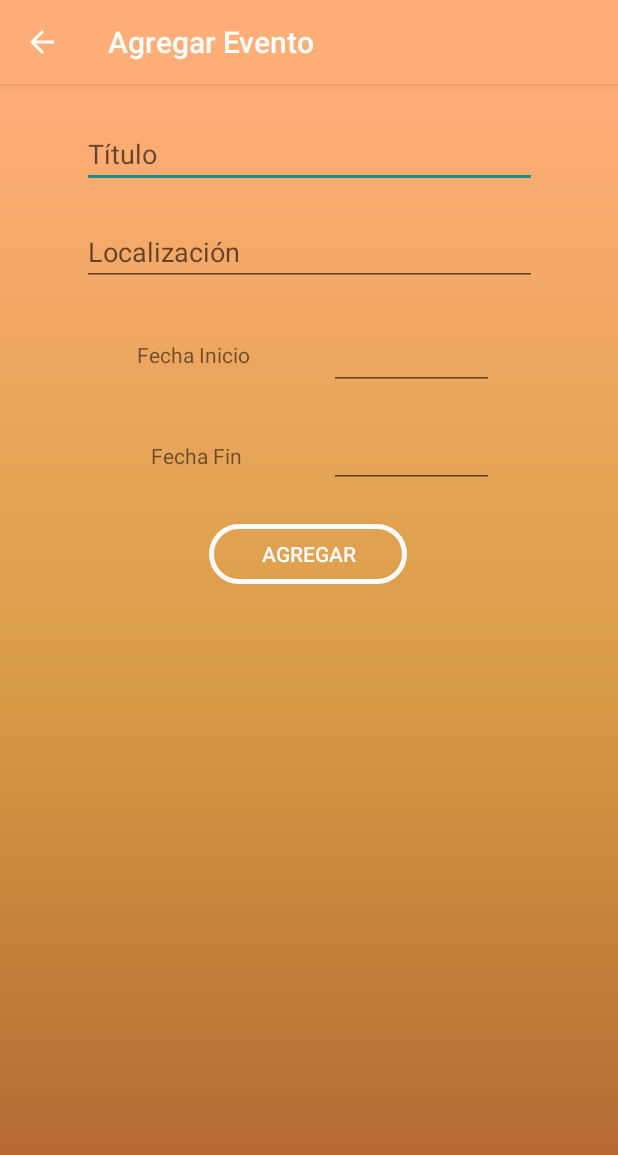
After one commit to AlbertoMunozBautista/MiPrimeraAppAlbertoM, an Android app: the CitaActivity screen opened directly, with no data from a screen before it, on a phone screen of 412 x 824 dp. The commit adds this screen. Shown: the top 1155 px of the screen. Run offline under Robolectric (Android 15) with nearby library versions, the phone set to English and light mode, and no system bars.

Commit message:
Creación del CitaActivity

```diff
--- a/app/src/main/AndroidManifest.xml
+++ b/app/src/main/AndroidManifest.xml
@@ -9,6 +9,8 @@
             android:roundIcon="@mipmap/ic_launcher_round"
             android:supportsRtl="true"
             android:theme="@style/AppTheme">
+        <activity android:name=".CitaActivity">
+        </activity>
         <activity android:name=".ContactoActivity">
         </activity>
         <activity android:name=".CorreoActivity">
--- /dev/null
+++ b/app/src/main/java/com/example/miprimeraappalbertom/CitaActivity.kt
@@ -0,0 +1,59 @@
+package com.example.miprimeraappalbertom
+
+import android.content.Intent
+import androidx.appcompat.app.AppCompatActivity
+import android.os.Bundle
+import android.provider.CalendarContract
+import kotlinx.android.synthetic.main.activity_cita.*
+
+
+class CitaActivity : AppCompatActivity() {
+
+    private var titulo: String = ""
+    private var localizacion: String = ""
+    private var fechaIni: Long = 0
+    private var fechaFin: Long = 0
+
+    override fun onCreate(savedInstanceState: Bundle?) {
+        super.onCreate(savedInstanceState)
+        setContentView(R.layout.activity_cita)
+
+        val actionbar = supportActionBar
+        //Establecer el nombre
+        actionbar!!.title = "Agregar Evento"
+        //Establecer el botón de volver atrás
+        actionbar.setDisplayHomeAsUpEnabled(true)
+        actionbar.setDisplayHomeAsUpEnabled(true)
+
+
+        CitaBtnContacto.setOnClickListener{
+            this.titulo = CitaEtTitulo.text.toString()
+            this.localizacion = CitaEtLocalizacion.text.toString()
+            this.fechaIni = (CitaEtFechaIni.text.toString().toLong() -1) * +60*60*1000
+            this.fechaFin = (CitaEtFechaFin.text.toString().toLong() - 1) * +60*60*1000
+
+            addEvent(titulo, localizacion, fechaIni, fechaFin)
+        }
+
+
+    }
+
+    override fun onSupportNavigateUp(): Boolean {
+        onBackPressed()
+        return true
+    }
+
+    fun addEvent(titulo: String, localizacion: String, fechaIni: Long, fechaFin: Long) {
+        val intent = Intent(Intent.ACTION_INSERT).apply {
+            data = CalendarContract.Events.CONTENT_URI
+            putExtra(CalendarContract.Events.TITLE, titulo)
+            putExtra(CalendarContract.Events.EVENT_LOCATION, localizacion)
+            putExtra(CalendarContract.EXTRA_EVENT_BEGIN_TIME, fechaIni)
+            putExtra(CalendarContract.EXTRA_EVENT_END_TIME, fechaFin)
+        }
+        if (intent.resolveActivity(packageManager) != null) {
+            startActivity(intent)
+        }
+    }
+
+}
--- a/app/src/main/java/com/example/miprimeraappalbertom/MainActivity.kt
+++ b/app/src/main/java/com/example/miprimeraappalbertom/MainActivity.kt
@@ -40,7 +40,8 @@ class MainActivity : AppCompatActivity() {
                 true
             }
             R.id.menu_cita -> {
-
+                val intent = Intent(this, CitaActivity::class.java);
+                startActivity(intent)
                 true
             }
             R.id.menu_acerca_de -> {
--- /dev/null
+++ b/app/src/main/res/layout/activity_cita.xml
@@ -0,0 +1,69 @@
+<?xml version="1.0" encoding="utf-8"?>
+<androidx.constraintlayout.widget.ConstraintLayout
+        xmlns:android="http://schemas.android.com/apk/res/android"
+        xmlns:tools="http://schemas.android.com/tools"
+        xmlns:app="http://schemas.android.com/apk/res-auto"
+        android:background="@drawable/bg_degradado"
+        android:layout_width="match_parent"
+        android:layout_height="match_parent"
+        tools:context=".CitaActivity">
+
+    <EditText
+            android:layout_width="303dp"
+            android:layout_height="41dp"
+            android:inputType="textPersonName"
+            android:ems="10"
+            android:id="@+id/CitaEtTitulo"
+            app:layout_constraintTop_toTopOf="parent" app:layout_constraintStart_toStartOf="parent"
+            app:layout_constraintEnd_toEndOf="parent" android:layout_marginTop="28dp" android:hint="@string/titulo"/>
+    <EditText
+            android:layout_width="303dp"
+            android:layout_height="41dp"
+            android:inputType="textPersonName"
+            android:ems="10"
+            android:id="@+id/CitaEtLocalizacion"
+            app:layout_constraintStart_toStartOf="parent" app:layout_constraintEnd_toEndOf="parent"
+            app:layout_constraintTop_toBottomOf="@+id/CitaEtTitulo" android:layout_marginTop="24dp"
+            android:hint="@string/locaclizacion"/>
+    <EditText
+            android:layout_width="110dp"
+            android:layout_height="45dp"
+            android:inputType="time"
+            android:ems="10"
+            android:id="@+id/CitaEtFechaIni"
+            app:layout_constraintEnd_toEndOf="parent" app:layout_constraintStart_toStartOf="parent"
+            app:layout_constraintHorizontal_bias="0.727" app:layout_constraintTop_toBottomOf="@+id/CitaEtLocalizacion"
+            android:layout_marginTop="24dp"/>
+    <TextView
+            android:text="@string/fechaIni"
+            android:layout_width="wrap_content"
+            android:layout_height="wrap_content" android:id="@+id/CitaTvFechaIni"
+            app:layout_constraintEnd_toStartOf="@+id/CitaEtFechaIni" app:layout_constraintStart_toStartOf="parent"
+            app:layout_constraintTop_toBottomOf="@+id/CitaEtLocalizacion" android:layout_marginTop="36dp"
+            app:layout_constraintHorizontal_bias="0.635"/>
+    <EditText
+            android:layout_width="110dp"
+            android:layout_height="45dp"
+            android:inputType="time"
+            android:ems="10"
+            android:id="@+id/CitaEtFechaFin"
+            app:layout_constraintStart_toStartOf="parent" app:layout_constraintEnd_toEndOf="parent"
+            app:layout_constraintTop_toBottomOf="@+id/CitaEtFechaIni" android:layout_marginTop="20dp"
+            app:layout_constraintHorizontal_bias="0.727"/>
+    <TextView
+            android:text="@string/fechaFin"
+            android:layout_width="wrap_content"
+            android:layout_height="wrap_content" android:id="@+id/CitaTvFechaFin"
+            app:layout_constraintStart_toStartOf="parent" app:layout_constraintEnd_toStartOf="@+id/CitaEtFechaFin"
+            app:layout_constraintTop_toBottomOf="@+id/CitaTvFechaIni" android:layout_marginTop="48dp"
+            app:layout_constraintHorizontal_bias="0.635"/>
+    <Button
+            android:text="@string/agregar"
+            android:layout_width="132dp"
+            android:background="@drawable/btn_background"
+            android:textColor="@drawable/btn_text"
+            android:layout_height="40dp" android:id="@+id/CitaBtnContacto"
+            app:layout_constraintEnd_toEndOf="parent" app:layout_constraintStart_toStartOf="parent"
+            app:layout_constraintTop_toBottomOf="@+id/CitaEtFechaFin" android:layout_marginTop="24dp"
+            app:layout_constraintHorizontal_bias="0.498"/>
+</androidx.constraintlayout.widget.ConstraintLayout>
--- a/app/src/main/res/values/strings.xml
+++ b/app/src/main/res/values/strings.xml
@@ -13,5 +13,9 @@
     <string name="nombre">Nombre</string>
     <string name="correo">Correo</string>
     <string name="agregar">Agregar</string>
+    <string name="fechaIni">Fecha Inicio</string>
+    <string name="fechaFin">Fecha Fin</string>
+    <string name="titulo">Título</string>
+    <string name="locaclizacion">Localización</string>
 
 </resources>
```
